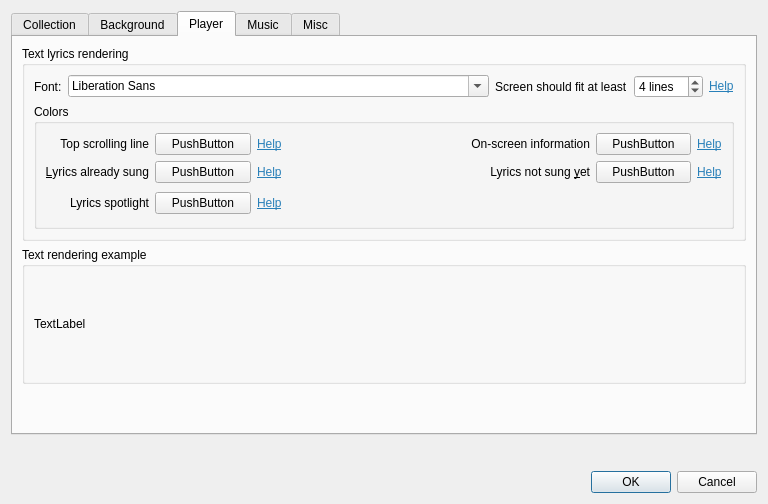
The window that src/settingsdialog.ui (gyunaev/spivak) describes before a commit, drawn with Qt 5.
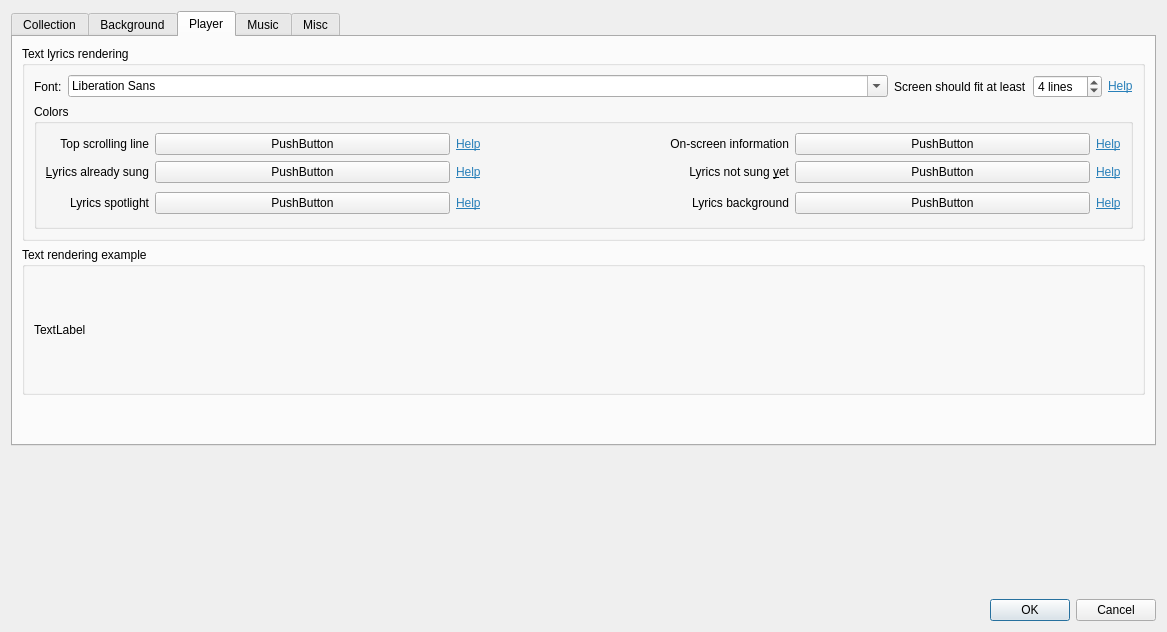
The same window after the commit. The open tabs and pages were chosen to show the change. Icons and pictures are not drawn. Custom widgets are drawn as their Qt base class.

Commit message: Added lyrics background color which is shown under lyrics. It supports alpha, making lyrics easier to follow while allowing the background to be seen.

Patch:
```diff
--- a/src/settingsdialog.ui
+++ b/src/settingsdialog.ui
@@ -6,8 +6,8 @@
    <rect>
     <x>0</x>
     <y>0</y>
-    <width>768</width>
-    <height>504</height>
+    <width>1167</width>
+    <height>632</height>
    </rect>
   </property>
   <property name="windowTitle">
@@ -956,6 +956,48 @@
                </property>
               </spacer>
              </item>
+             <item row="2" column="4">
+              <widget class="QLabel" name="label_145">
+               <property name="text">
+                <string>Lyrics background</string>
+               </property>
+               <property name="alignment">
+                <set>Qt::AlignRight|Qt::AlignTrailing|Qt::AlignVCenter</set>
+               </property>
+               <property name="buddy">
+                <cstring>btnPlayerLyricsBgColor</cstring>
+               </property>
+              </widget>
+             </item>
+             <item row="2" column="5">
+              <widget class="ColorButton" name="btnPlayerLyricsBgColor">
+               <property name="sizePolicy">
+                <sizepolicy hsizetype="Minimum" vsizetype="Fixed">
+                 <horstretch>1</horstretch>
+                 <verstretch>0</verstretch>
+                </sizepolicy>
+               </property>
+               <property name="whatsThis">
+                <string>&lt;html&gt;&lt;head/&gt;&lt;body&gt;&lt;p&gt;Background color under lyrics. Set it to the color contrast to your lyrics color, so you can see them easily on a colored background such as video or image.&lt;/p&gt;&lt;/body&gt;&lt;/html&gt;</string>
+               </property>
+               <property name="text">
+                <string>PushButton</string>
+               </property>
+              </widget>
+             </item>
+             <item row="2" column="6">
+              <widget class="LabelShowHelp" name="label_146">
+               <property name="whatsThis">
+                <string>&lt;html&gt;&lt;head/&gt;&lt;body&gt;&lt;p&gt;This color will be used to show the lyrics which were already sung.&lt;/p&gt;&lt;/body&gt;&lt;/html&gt;</string>
+               </property>
+               <property name="text">
+                <string>&lt;html&gt;&lt;head/&gt;&lt;body&gt;&lt;p&gt;&lt;a href=&quot;background&quot;&gt;&lt;span style=&quot; text-decoration: underline; color:#2980b9;&quot;&gt;Help&lt;/span&gt;&lt;/a&gt;&lt;/p&gt;&lt;/body&gt;&lt;/html&gt;</string>
+               </property>
+               <property name="buddy">
+                <cstring>btnPlayerLyricsBgColor</cstring>
+               </property>
+              </widget>
+             </item>
             </layout>
            </widget>
           </item>
```
Left out of the diff: 2 changed lines with no effect on the pictures. The commit also changes 6 other files.
